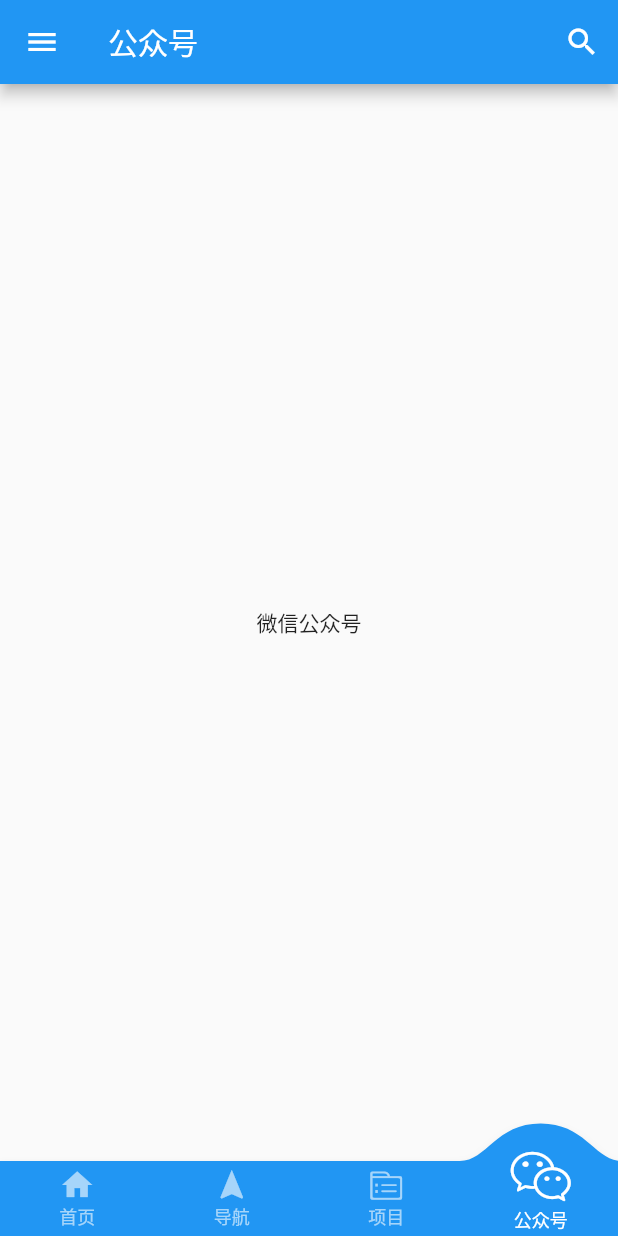
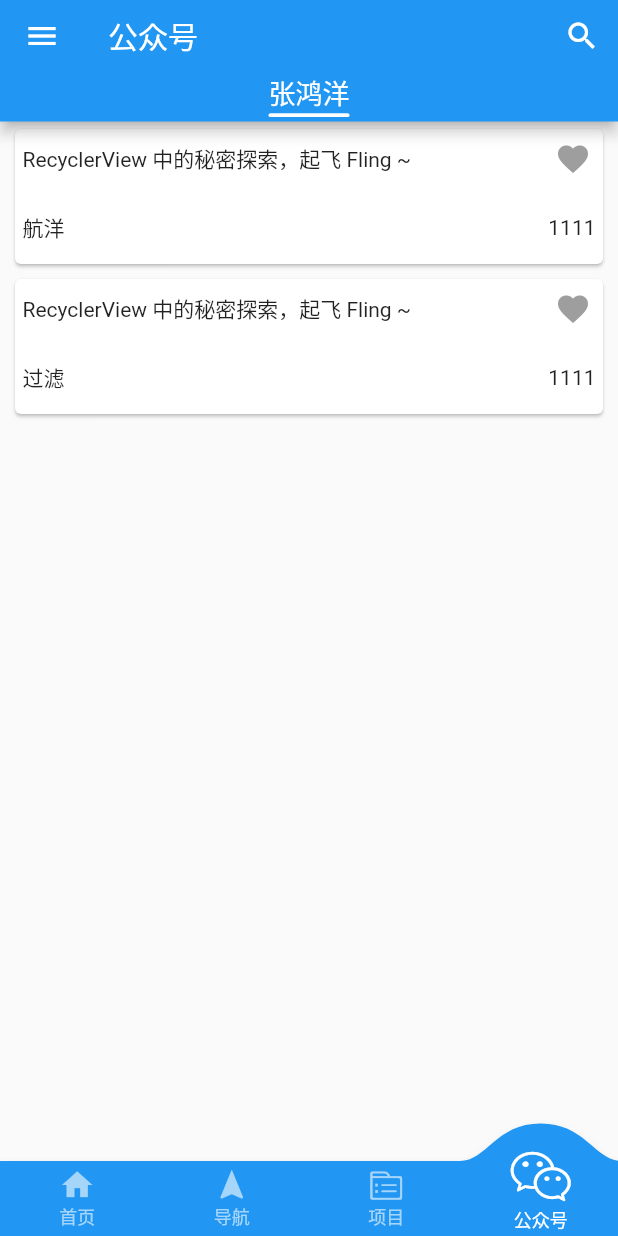
Before and after one commit to a741762308/flutter_wanandroid, a Flutter app: the screen it shows after launch, item 4 of the bottom bar chosen, on a phone screen of 412 x 824 dp. Run offline on Flutter 3.47's test engine with Material 2 defaults, Android fonts, the phone set to English and light mode, and no system bars; drawn by our look-alikes of convex_bottom_bar, like_button, pull_to_refresh; our stand-ins replace dio, retrofit, tab_indicator_styler; missing offline and left inert: flutter_inappwebview; generated files the repository leaves out were written again; network calls fail.

Commit message:
feat: 公众号

```diff
--- a/lib/main.dart
+++ b/lib/main.dart
@@ -73,11 +73,15 @@ class _MyMainPageState extends State<MyMainPage> {
     // fast, so that you can just rebuild anything that needs updating rather
     // than having to individually change instances of widgets.
     return Scaffold(
-      appBar: AppBar(
-        // Here we take the value from the MyHomePage object that was created by
-        // the App.build method, and use it to set our appbar title.
-        title: Text(_titles[_currentTab]),
-        actions: [IconButton(onPressed: () {}, icon: Icon(Icons.search))],
+      appBar: PreferredSize(
+        child: AppBar(
+          // Here we take the value from the MyHomePage object that was created by
+          // the App.build method, and use it to set our appbar title.
+          title: Text(_titles[_currentTab]),
+          actions: [IconButton(onPressed: () {}, icon: Icon(Icons.search))],
+          elevation: _currentTab == _titles.length - 1 ? 0 : 4,
+        ),
+        preferredSize: Size(double.infinity, 48),
       ),
       body: _pages[_currentTab],
       drawer: Drawer(),
@@ -92,7 +96,7 @@ class _MyMainPageState extends State<MyMainPage> {
           TabItem(icon: Icons.home, title: '首页'),
           TabItem(icon: Icons.navigation, title: '导航'),
           TabItem(icon: MyIcon.project, title: '项目'),
-          TabItem(icon:  MyIcon.wechat_public, title: '公众号')
+          TabItem(icon: MyIcon.wechat_public, title: '公众号')
         ],
       ), // This trailing comma makes auto-formatting nicer for build methods.
     );
--- /dev/null
+++ b/lib/public/article_list.dart
@@ -0,0 +1,168 @@
+import 'package:dio/dio.dart';
+import 'package:flutter/material.dart';
+import 'package:flutter_wanandroid_app/http/bean/chapter.dart';
+import 'package:flutter_wanandroid_app/http/http.dart';
+import 'package:flutter_wanandroid_app/http/response/response.dart';
+import 'package:flutter_wanandroid_app/web/web_view.dart';
+import 'package:like_button/like_button.dart';
+import 'package:pull_to_refresh/pull_to_refresh.dart';
+
+class ArticleListPage extends StatefulWidget {
+  final int authorId;
+
+  const ArticleListPage({Key? key, required this.authorId}) : super(key: key);
+
+  @override
+  State<StatefulWidget> createState() =>
+      _ArticleListState(authorId: this.authorId);
+}
+
+class _ArticleListState extends State<ArticleListPage> {
+  RefreshController _refreshController =
+      RefreshController(initialRefresh: false);
+  final List<ChapterArticle> _items = [
+    ChapterArticle(author: "航洋", title: "RecyclerView 中的秘密探索，起飞 Fling ~"),
+    ChapterArticle(author: "过滤", title: "RecyclerView 中的秘密探索，起飞 Fling ~")
+  ];
+  int _page = 1;
+
+  _ArticleListState({required int authorId});
+
+  @override
+  void initState() {
+    super.initState();
+    getArticleList().then((value) {
+      print("请求到数据：data length=${value.data?.datas?.length}");
+      setState(() {
+        _items.clear();
+        _items.addAll(value.data?.datas ?? Iterable.empty());
+      });
+    }).catchError((e) {
+      print(e);
+    });
+  }
+
+  Future<BaseResponse<ChapterAuthorArticleResponse>> getArticleList() async {
+    return RestClient(Dio()).getChapterAuthorList(widget.authorId, _page);
+  }
+
+  void _onRefresh() async {
+    _page = 1;
+    getArticleList().then((value) {
+      print("请求到数据：data length=${value.data?.datas?.length}");
+      setState(() {
+        _items.clear();
+        _items.addAll(value.data?.datas ?? Iterable.empty());
+      });
+      _refreshController.refreshCompleted();
+    }).catchError((e) {
+      print(e);
+      _refreshController.refreshFailed();
+    });
+  }
+
+  void _onLoading() async {
+    _page++;
+    getArticleList().then((value) {
+      print("请求到数据：data length=${value.data?.datas?.length}");
+      setState(() {
+        _items.addAll(value.data?.datas ?? Iterable.empty());
+      });
+      _refreshController.loadComplete();
+    }).catchError((e) {
+      print(e);
+      _refreshController.loadFailed();
+    });
+  }
+
+  @override
+  Widget build(BuildContext context) {
+    return Scaffold(
+      body: SmartRefresher(
+        controller: _refreshController,
+        enablePullDown: true,
+        enablePullUp: true,
+        header: MaterialClassicHeader(),
+        footer: ClassicFooter(),
+        onRefresh: _onRefresh,
+        onLoading: _onLoading,
+        child: ListView.builder(
+          itemBuilder: ((c, i) {
+            return _ArticleItem(chapterArticle: _items[i]);
+          }),
+          itemCount: _items.length,
+          itemExtent: 100,
+        ),
+      ),
+    );
+  }
+}
+
+class _ArticleItem extends StatefulWidget {
+  final ChapterArticle chapterArticle;
+
+  const _ArticleItem({Key? key, required this.chapterArticle})
+      : super(key: key);
+
+  @override
+  State<StatefulWidget> createState() {
+    return _ArticleItemState();
+  }
+}
+
+class _ArticleItemState extends State<_ArticleItem> {
+  @override
+  void initState() {
+    super.initState();
+  }
+
+  Future<bool> _onArticleLikeChange(bool isLike) async {
+    return !isLike;
+  }
+
+  @override
+  Widget build(BuildContext context) {
+    return InkWell(
+      child: Card(
+        margin: EdgeInsets.fromLTRB(10, 5, 10, 5),
+        child: Padding(
+          padding: EdgeInsets.all(5),
+          child: Column(
+            children: [
+              Row(
+                mainAxisAlignment: MainAxisAlignment.spaceBetween,
+                children: [
+                  Text(widget.chapterArticle.title ?? ""),
+                  LikeButton(
+                    likeBuilder: (isLike) {
+                      return Icon(Icons.favorite,
+                          color: isLike
+                              ? Theme.of(context).primaryColor
+                              : Colors.grey);
+                    },
+                    onTap: _onArticleLikeChange,
+                  ),
+                ],
+              ),
+              Container(
+                margin: EdgeInsets.only(top: 20),
+                child: Row(
+                  mainAxisAlignment: MainAxisAlignment.spaceBetween,
+                  children: [
+                    Text(widget.chapterArticle.author ?? ""),
+                    Text("1111")
+                  ],
+                ),
+              )
+            ],
+          ),
+        ),
+      ),
+      onTap: () {
+        Navigator.push(context, MaterialPageRoute(builder: ((context) {
+          return WebViewPage(webUrl: widget.chapterArticle.link);
+        })));
+      },
+    );
+  }
+}
--- a/lib/public/offical.dart
+++ b/lib/public/offical.dart
@@ -1,11 +1,74 @@
+import 'package:dio/dio.dart';
 import 'package:flutter/material.dart';
+import 'package:flutter_wanandroid_app/http/bean/chapter.dart';
+import 'package:flutter_wanandroid_app/http/http.dart';
+import 'package:flutter_wanandroid_app/public/article_list.dart';
+import 'package:tab_indicator_styler/tab_indicator_styler.dart';
 
 /// 微信公众号
-class WechatPublicPage extends StatelessWidget {
+class WechatPublicPage extends StatefulWidget {
+  @override
+  State<StatefulWidget> createState() => _TabBarState();
+}
+
+class _TabBarState extends State<WechatPublicPage>
+    with TickerProviderStateMixin, AutomaticKeepAliveClientMixin {
+  final List<ChapterAuthor> _tabs = [ChapterAuthor(id: 408, name: "张鸿洋")];
+  TabController? _tabController;
+
+  @override
+  void initState() {
+    super.initState();
+    _tabController = TabController(length: _tabs.length, vsync: this);
+    RestClient(Dio()).getChapterAuthor().then((value) {
+      print("请求到数据：data length=${value.data?.length}");
+      _tabController =
+          TabController(length: value.data?.length ?? 0, vsync: this);
+      setState(() {
+        _tabs.clear();
+        _tabs.addAll(value.data ?? Iterable.empty());
+      });
+    }).catchError((e) {
+      print(e);
+    });
+  }
+
+  @override
+  bool get wantKeepAlive => true;
+
   @override
   Widget build(BuildContext context) {
-    return Center(
-      child: Text("微信公众号"),
+    super.build(context);
+    return Scaffold(
+      appBar: PreferredSize(
+        child: AppBar(
+            flexibleSpace: SafeArea(
+          child: TabBar(
+            tabs: _tabs.map((e) {
+              return SizedBox(
+                height: 30,
+                child: Text(e.name ?? ""),
+              );
+            }).toList(),
+            controller: _tabController,
+            isScrollable: _tabs.length > 5 ? true : false,
+            indicator: MaterialIndicator(
+                height: 2.5,
+                color: Colors.white,
+                bottomLeftRadius: 5,
+                bottomRightRadius: 5),
+            indicatorSize: TabBarIndicatorSize.label,
+            labelStyle: TextStyle(fontSize: 18),
+            indicatorPadding: EdgeInsets.fromLTRB(0, 2, 0, 2),
+          ),
+        )),
+        preferredSize: Size(double.infinity, 33),
+      ),
+      body: TabBarView(
+          children: _tabs.map((e) {
+            return ArticleListPage(authorId: e.id ?? 408);
+          }).toList(),
+          controller: _tabController),
     );
   }
 }
```
Also changed, not shown: lib/web/web_view.dart (added, +96 -0 lines), pubspec.yaml (+8 -3 lines), pubspec.lock, 3 other files.
